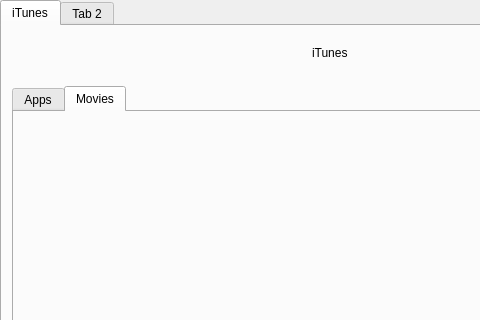
Old version of the form MoboScrap.ui in the repository stoic1979/MoboScrap; both pictures show x 0 to 480 and y 0 to 320 of the 887 by 615 pixel window.
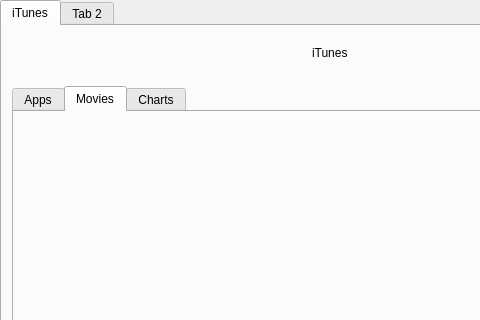
New version of the form.

Commit message: added charts tab

Diff of the .ui file:
```diff
--- a/MoboScrap.ui
+++ b/MoboScrap.ui
@@ -49,6 +49,11 @@
         <string>Movies</string>
        </attribute>
       </widget>
+      <widget class="QWidget" name="tab_4">
+       <attribute name="title">
+        <string>Charts</string>
+       </attribute>
+      </widget>
      </widget>
      <widget class="QLabel" name="label">
       <property name="geometry">
```
